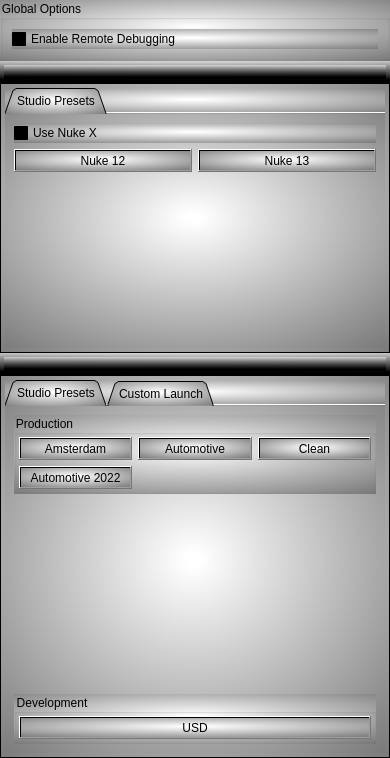
First picture: the form in UI/main.ui, repository SGSMarkNA/Software_Launcher, before the edit.
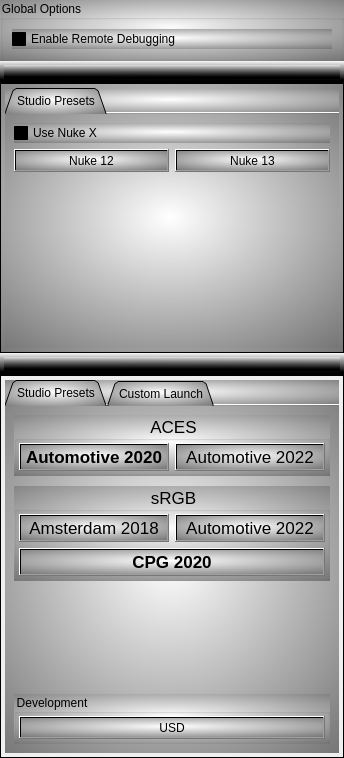
Second picture: the form after the edit. Icons and pictures are not drawn. Custom widgets are drawn as their Qt base class.

Commit message: Button Rearangment and color profiles added removed clean button added Aces and SRGB GroupBoxes

What changed in the file:
```diff
--- a/UI/main.ui
+++ b/UI/main.ui
@@ -6,7 +6,7 @@
    <rect>
     <x>0</x>
     <y>0</y>
-    <width>390</width>
+    <width>344</width>
     <height>758</height>
    </rect>
   </property>
@@ -19,9 +19,6 @@
   <property name="windowTitle">
    <string>Software Launcher</string>
   </property>
-  <property name="styleSheet">
-   <string notr="true">background-color: qradialgradient(spread:repeat, cx:0.488, cy:0.459, radius:1.565, fx:0.494, fy:0.443, stop:0.0113636 rgba(255, 255, 255, 255), stop:0.903409 rgba(0, 0, 0, 255));</string>
-  </property>
   <layout class="QVBoxLayout" name="verticalLayout_7">
    <property name="spacing">
     <number>0</number>
@@ -42,6 +39,9 @@
     <layout class="QVBoxLayout" name="verticalLayout_2">
      <item>
       <widget class="QGroupBox" name="groupBox">
+       <property name="styleSheet">
+        <string notr="true">background-color: qradialgradient(spread:pad, cx:0.488, cy:0.459, radius:1.565, fx:0.494, fy:0.443, stop:0 rgba(255, 255, 255, 255), stop:0.886364 rgba(0, 0, 0, 255));</string>
+       </property>
        <property name="title">
         <string>Global Options</string>
        </property>
@@ -123,7 +123,7 @@
         <item>
          <widget class="QFrame" name="Nuke_Luncher_Options_frame">
           <property name="styleSheet">
-           <string notr="true">background-color: qradialgradient(spread:repeat, cx:0.488, cy:0.459, radius:1.565, fx:0.494, fy:0.443, stop:0.0113636 rgba(255, 255, 255, 255), stop:0.903409 rgba(0, 0, 0, 255));</string>
+           <string notr="true">background-color: qradialgradient(spread:pad, cx:0.488, cy:0.459, radius:1.565, fx:0.494, fy:0.443, stop:0 rgba(255, 255, 255, 255), stop:0.886364 rgba(0, 0, 0, 255));</string>
           </property>
           <property name="frameShape">
            <enum>QFrame::Box</enum>
@@ -296,7 +296,7 @@
         <item>
          <widget class="QFrame" name="Maya_Tab_frame">
           <property name="styleSheet">
-           <string notr="true">background-color: qradialgradient(spread:repeat, cx:0.488, cy:0.459, radius:1.565, fx:0.494, fy:0.443, stop:0.0113636 rgba(255, 255, 255, 255), stop:0.903409 rgba(0, 0, 0, 255));</string>
+           <string notr="true"/>
           </property>
           <property name="frameShape">
            <enum>QFrame::Box</enum>
@@ -322,6 +322,9 @@
            </property>
            <item>
             <widget class="QTabWidget" name="Maya_tabWidget">
+             <property name="styleSheet">
+              <string notr="true">background-color: qradialgradient(spread:pad, cx:0.488, cy:0.459, radius:1.565, fx:0.494, fy:0.443, stop:0 rgba(255, 255, 255, 255), stop:0.886364 rgba(0, 0, 0, 255));</string>
+             </property>
              <property name="tabPosition">
               <enum>QTabWidget::North</enum>
              </property>
@@ -342,10 +345,21 @@
                <string>Studio Presets</string>
               </attribute>
               <layout class="QVBoxLayout" name="verticalLayout_6">
+               <property name="spacing">
+                <number>10</number>
+               </property>
                <item>
-                <widget class="QGroupBox" name="groupBox_2">
+                <widget class="QGroupBox" name="Aces_groupBox">
+                 <property name="font">
+                  <font>
+                   <pointsize>13</pointsize>
+                  </font>
+                 </property>
                  <property name="title">
-                  <string>Production</string>
+                  <string>ACES</string>
+                 </property>
+                 <property name="alignment">
+                  <set>Qt::AlignCenter</set>
                  </property>
                  <layout class="QGridLayout" name="gridLayout_3">
                   <property name="leftMargin">
@@ -360,16 +374,27 @@
                   <property name="bottomMargin">
                    <number>2</number>
                   </property>
-                  <item row="0" column="2">
-                   <widget class="QPushButton" name="CleanButton">
+                  <item row="0" column="0">
+                   <widget class="QPushButton" name="Automotive_2020_aces_Button">
                     <property name="sizePolicy">
                      <sizepolicy hsizetype="Minimum" vsizetype="Fixed">
                       <horstretch>0</horstretch>
                       <verstretch>0</verstretch>
                      </sizepolicy>
                     </property>
+                    <property name="font">
+                     <font>
+                      <pointsize>13</pointsize>
+                      <weight>75</weight>
+                      <bold>true</bold>
+                     </font>
+                    </property>
+                    <property name="toolTip">
+                     <string>Loding Color Profile
+W:/OCIO_Configs/aces_1.2_marks/Maya_2020_Marks_00.xml</string>
+                    </property>
                     <property name="text">
-                     <string>Clean</string>
+                     <string>Automotive 2020</string>
                     </property>
                    </widget>
                   </item>
@@ -381,34 +406,114 @@
                       <verstretch>0</verstretch>
                      </sizepolicy>
                     </property>
+                    <property name="font">
+                     <font>
+                      <pointsize>13</pointsize>
+                     </font>
+                    </property>
+                    <property name="toolTip">
+                     <string>Loding Color Profile
+W:/OCIO_Configs/aces_1.2_marks/Maya_2020_Marks_00.xml</string>
+                    </property>
                     <property name="text">
-                     <string>Automotive</string>
+                     <string>Automotive 2022</string>
                     </property>
                    </widget>
                   </item>
-                  <item row="1" column="0">
-                   <widget class="QPushButton" name="AutomotiveButton2022">
+                 </layout>
+                </widget>
+               </item>
+               <item>
+                <widget class="QGroupBox" name="SRGB_groupBox">
+                 <property name="font">
+                  <font>
+                   <pointsize>13</pointsize>
+                  </font>
+                 </property>
+                 <property name="title">
+                  <string>sRGB</string>
+                 </property>
+                 <property name="alignment">
+                  <set>Qt::AlignCenter</set>
+                 </property>
+                 <layout class="QGridLayout" name="gridLayout_5">
+                  <property name="leftMargin">
+                   <number>2</number>
+                  </property>
+                  <property name="topMargin">
+                   <number>2</number>
+                  </property>
+                  <property name="rightMargin">
+                   <number>2</number>
+                  </property>
+                  <property name="bottomMargin">
+                   <number>2</number>
+                  </property>
+                  <item row="0" column="0">
+                   <widget class="QPushButton" name="Amsterdam_2018_SRGB_Button">
                     <property name="sizePolicy">
                      <sizepolicy hsizetype="Minimum" vsizetype="Fixed">
                       <horstretch>0</horstretch>
                       <verstretch>0</verstretch>
                      </sizepolicy>
                     </property>
+                    <property name="font">
+                     <font>
+                      <pointsize>13</pointsize>
+                     </font>
+                    </property>
+                    <property name="toolTip">
+                     <string>Loding Color Profile
+W:/OCIO_Configs/Maya2023_scene-linear-sRGB_v00.xml</string>
+                    </property>
                     <property name="text">
-                     <string>Automotive 2022</string>
+                     <string>Amsterdam 2018</string>
                     </property>
                    </widget>
                   </item>
-                  <item row="0" column="0">
-                   <widget class="QPushButton" name="AmsterdamButton">
+                  <item row="1" column="0" colspan="2">
+                   <widget class="QPushButton" name="CPG_2020_SRGB_Button">
                     <property name="sizePolicy">
                      <sizepolicy hsizetype="Minimum" vsizetype="Fixed">
                       <horstretch>0</horstretch>
                       <verstretch>0</verstretch>
                      </sizepolicy>
                     </property>
+                    <property name="font">
+                     <font>
+                      <pointsize>13</pointsize>
+                      <weight>75</weight>
+                      <bold>true</bold>
+                     </font>
+                    </property>
+                    <property name="toolTip">
+                     <string>Loding Color Profile
+W:/OCIO_Configs/Maya2023_scene-linear-sRGB_v00.xml</string>
+                    </property>
                     <property name="text">
-                     <string>Amsterdam</string>
+                     <string>CPG 2020</string>
+                    </property>
+                   </widget>
+                  </item>
+                  <item row="0" column="1">
+                   <widget class="QPushButton" name="Automotive_2022_SRGB_Button">
+                    <property name="sizePolicy">
+                     <sizepolicy hsizetype="Minimum" vsizetype="Fixed">
+                      <horstretch>0</horstretch>
+                      <verstretch>0</verstretch>
+                     </sizepolicy>
+                    </property>
+                    <property name="font">
+                     <font>
+                      <pointsize>13</pointsize>
+                     </font>
+                    </property>
+                    <property name="toolTip">
+                     <string>Loding Color Profile
+W:/OCIO_Configs/Maya2023_scene-linear-sRGB_v00.xml</string>
+                    </property>
+                    <property name="text">
+                     <string>Automotive 2022</string>
                     </property>
                    </widget>
                   </item>
```
Left out of the diff: 2 changed lines with no effect on the pictures. The commit also changes 1 other file.
